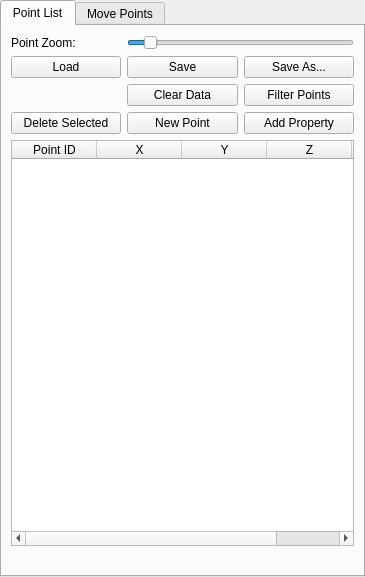
Before: the Qt Designer form rtUI/rt3DPointBuffer.ui in pengwg/vurtigo, drawn with Qt 5.
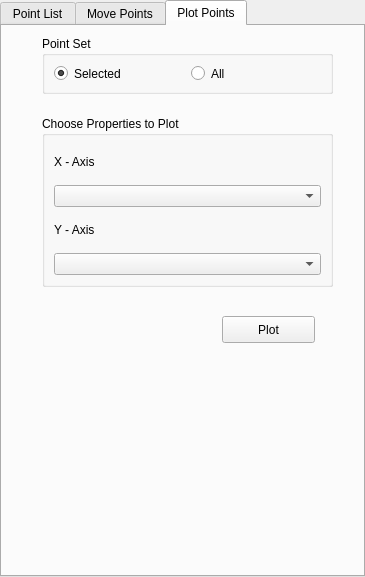
After: the same form once the commit is applied.

Commit message: 2D Plots in Vurtigo

The edit to the form file:
```diff
--- a/rtUI/rt3DPointBuffer.ui
+++ b/rtUI/rt3DPointBuffer.ui
@@ -13,14 +13,14 @@
   <property name="windowTitle">
    <string>Form</string>
   </property>
-  <layout class="QVBoxLayout" name="verticalLayout">
+  <layout class="QGridLayout" name="gridLayout_4">
    <property name="margin">
     <number>0</number>
    </property>
-   <item>
+   <item row="0" column="0">
     <widget class="QTabWidget" name="tabWidget">
      <property name="currentIndex">
-      <number>0</number>
+      <number>2</number>
      </property>
      <widget class="QWidget" name="tab">
       <attribute name="title">
@@ -391,6 +391,91 @@
        </item>
       </layout>
      </widget>
+     <widget class="QWidget" name="tab_3">
+      <attribute name="title">
+       <string>Plot Points</string>
+      </attribute>
+      <widget class="QGroupBox" name="groupBox_4">
+       <property name="geometry">
+        <rect>
+         <x>40</x>
+         <y>90</y>
+         <width>291</width>
+         <height>171</height>
+        </rect>
+       </property>
+       <property name="title">
+        <string>Choose Properties to Plot</string>
+       </property>
+       <layout class="QVBoxLayout" name="verticalLayout">
+        <item>
+         <widget class="QLabel" name="label_9">
+          <property name="text">
+           <string>X - Axis</string>
+          </property>
+         </widget>
+        </item>
+        <item>
+         <widget class="QComboBox" name="xAxisProperty"/>
+        </item>
+        <item>
+         <widget class="QLabel" name="label_10">
+          <property name="text">
+           <string>Y - Axis</string>
+          </property>
+         </widget>
+        </item>
+        <item>
+         <widget class="QComboBox" name="yAxisProperty"/>
+        </item>
+       </layout>
+      </widget>
+      <widget class="QPushButton" name="plotButton">
+       <property name="geometry">
+        <rect>
+         <x>220</x>
+         <y>290</y>
+         <width>93</width>
+         <height>27</height>
+        </rect>
+       </property>
+       <property name="text">
+        <string>Plot</string>
+       </property>
+      </widget>
+      <widget class="QGroupBox" name="groupBox_5">
+       <property name="geometry">
+        <rect>
+         <x>40</x>
+         <y>10</y>
+         <width>291</width>
+         <height>58</height>
+        </rect>
+       </property>
+       <property name="title">
+        <string>Point Set</string>
+       </property>
+       <layout class="QHBoxLayout" name="horizontalLayout_2">
+        <item>
+         <widget class="QRadioButton" name="selectedRadio">
+          <property name="text">
+           <string>Selected</string>
+          </property>
+          <property name="checked">
+           <bool>true</bool>
+          </property>
+         </widget>
+        </item>
+        <item>
+         <widget class="QRadioButton" name="allRadio">
+          <property name="text">
+           <string>All</string>
+          </property>
+         </widget>
+        </item>
+       </layout>
+      </widget>
+     </widget>
     </widget>
    </item>
   </layout>
```
Left out of the diff: 6 changed lines with no effect on the pictures. The commit also changes 13 other files.
